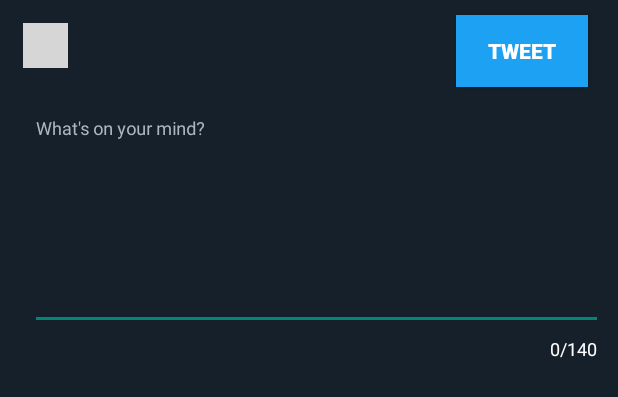
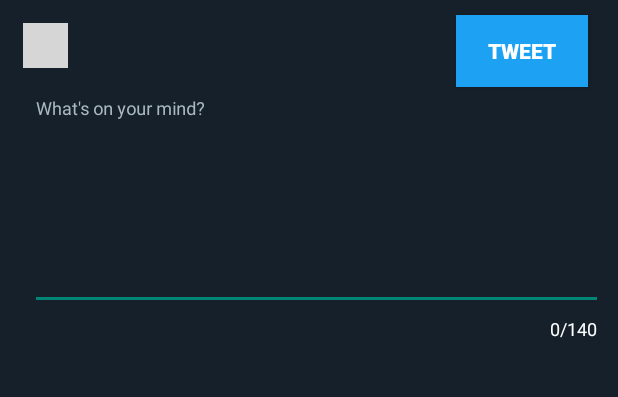
Before and after one commit to Esteb37/Twitter, an Android app: the layout fragment_compose.xml on its own in the app's theme, with its tools: preview values and no code run, on a phone screen of 412 x 824 dp. Shown: the top 397 px of the screen. Run offline under Robolectric (Android 15) with nearby library versions, the phone set to English and light mode, and no system bars; grey boxes are pictures that could not be loaded.

Commit message:
Fixed compose bug

```diff
--- a/app/src/main/java/com/codepath/apps/restclienttemplate/LoginActivity.java
+++ b/app/src/main/java/com/codepath/apps/restclienttemplate/LoginActivity.java
@@ -6,6 +6,8 @@ import android.os.Bundle;
 import android.util.Log;
 import android.view.Menu;
 import android.view.View;
+
+import androidx.appcompat.app.ActionBar;
 
 import com.codepath.apps.restclienttemplate.models.SampleModel;
 import com.codepath.apps.restclienttemplate.models.SampleModelDao;
@@ -24,6 +26,10 @@ public class LoginActivity extends OAuthLoginActionBarActivity<TwitterClient> {
 		sampleModel.setName("CodePath");
 
 		sampleModelDao = ((TwitterApp) getApplicationContext()).getMyDatabase().sampleModelDao();
+
+		this.getSupportActionBar().setDisplayOptions(ActionBar.DISPLAY_SHOW_CUSTOM);
+		getSupportActionBar().setDisplayShowCustomEnabled(true);
+		getSupportActionBar().setCustomView(R.layout.custom_action_bar);
 
 		AsyncTask.execute(() -> sampleModelDao.insertModel(sampleModel));
 	}
--- a/app/src/main/java/com/codepath/apps/restclienttemplate/ReplyFragment.java
+++ b/app/src/main/java/com/codepath/apps/restclienttemplate/ReplyFragment.java
@@ -27,8 +27,10 @@ public class ReplyFragment extends DialogFragment implements View.OnClickListene
     TwitterClient client;
     public static final String TAG ="ReplyActivity";
     public static final int MAX_TWEET_LENGTH = 140;
+
     Button btnReply;
     EditText etReply;
+
     public ReplyFragment() {
 
     }
@@ -53,8 +55,6 @@ public class ReplyFragment extends DialogFragment implements View.OnClickListene
         btnReply = view.findViewById(R.id.btnReply);
 
         client = TwitterApp.getRestClient(getActivity());
-
-
 
         btnReply.setOnClickListener(v -> {
             String tweetContent = String.valueOf(etReply.getText());
--- a/app/src/main/res/layout/fragment_compose.xml
+++ b/app/src/main/res/layout/fragment_compose.xml
@@ -6,19 +6,6 @@
     android:layout_width="match_parent" android:layout_height="match_parent"
     tools:context=".ComposeActivity">
 
-
-    <ImageView
-        android:id="@+id/ivCProfileImage"
-        android:layout_width="45dp"
-        android:layout_height="45dp"
-        android:layout_below="@+id/btnTweet"
-        android:layout_alignParentTop="true"
-        android:layout_alignParentEnd="true"
-        android:layout_marginTop="10dp"
-        android:layout_marginEnd="20dp"
-        android:layout_weight="1"
-        android:scaleType="fitCenter"
-        tools:src="@tools:sample/avatars" />
 
     <Button
         android:id="@+id/btnTweet"
@@ -35,7 +22,7 @@
         android:textStyle="bold" />
 
     <ImageButton
-        android:id="@+id/imageButton"
+        android:id="@+id/imageButton2"
         android:layout_width="30dp"
         android:layout_height="30dp"
         android:layout_alignParentStart="true"
@@ -51,11 +38,11 @@
         android:id="@+id/tilCompose"
         android:layout_width="match_parent"
         android:layout_height="wrap_content"
-        android:layout_below="@+id/imageButton"
+        android:layout_below="@+id/imageButton2"
         android:layout_alignParentStart="true"
         android:layout_alignParentEnd="true"
         android:layout_marginStart="20dp"
-        android:layout_marginTop="33dp"
+        android:layout_marginTop="20dp"
         android:layout_marginEnd="10dp"
         android:layout_marginBottom="20dp"
         android:hint="What's on your mind?"
--- a/app/src/main/res/layout/fragment_reply.xml
+++ b/app/src/main/res/layout/fragment_reply.xml
@@ -38,11 +38,11 @@
         android:id="@+id/tilReply"
         android:layout_width="match_parent"
         android:layout_height="wrap_content"
-        android:layout_below="@+id/imageButton"
+        android:layout_below="@+id/imageButton2"
         android:layout_alignParentStart="true"
         android:layout_alignParentEnd="true"
         android:layout_marginStart="20dp"
-        android:layout_marginTop="33dp"
+        android:layout_marginTop="20dp"
         android:layout_marginEnd="10dp"
         android:layout_marginBottom="20dp"
         android:hint="What's on your mind?"
```
Also changed, not shown: app/src/main/java/com/codepath/apps/restclienttemplate/ComposeFragment.java (+16 -43 lines), app/src/main/res/layout/activity_login.xml (+4 -5 lines).
